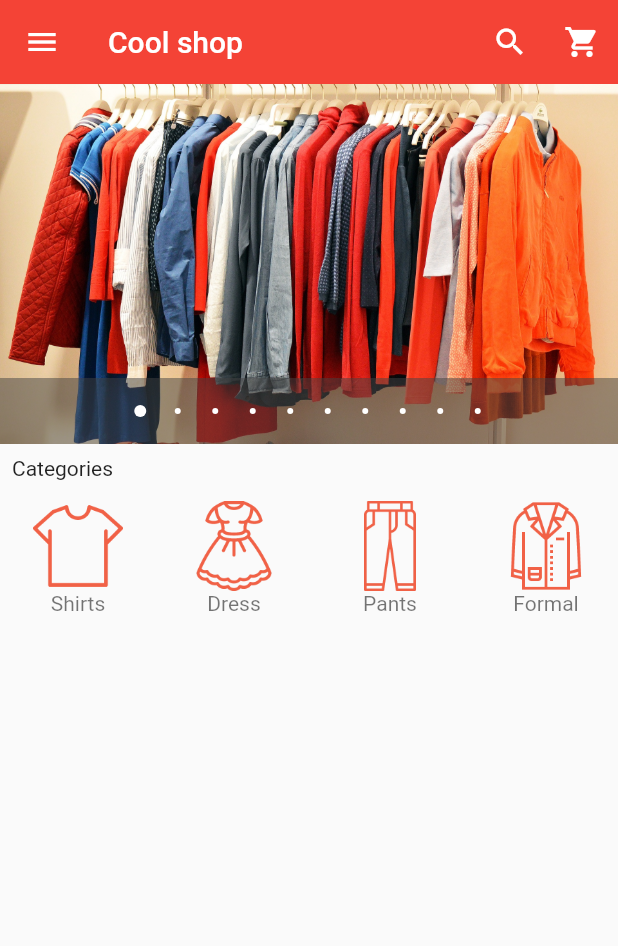
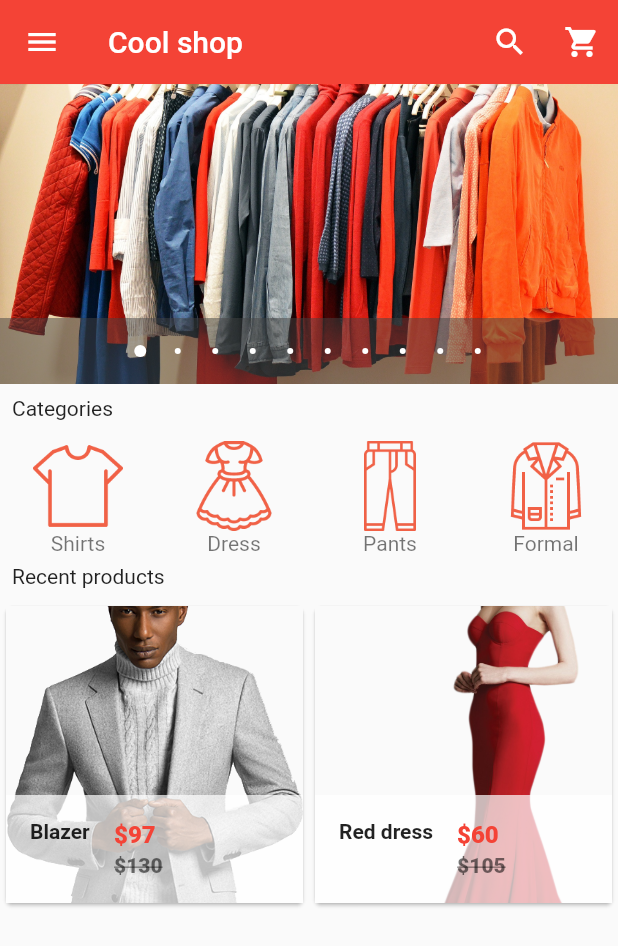
Before and after one commit to armdev19/E-commerce-app, a Flutter app: the screen it shows after launch, on a phone screen of 412 x 824 dp. Shown: the top 946 px of the screen. Run offline on Flutter 3.47's test engine with Material 2 defaults, Android fonts, the light colour scheme and no system bars; drawn by our look-alikes of carousel_pro.

Commit message:
Created Products

```diff
--- /dev/null
+++ b/lib/components/Products.dart
@@ -0,0 +1,93 @@
+import 'package:flutter/material.dart';
+import 'package:ecommerceapp/pages/ProductDetails.dart';
+
+class Products extends StatefulWidget {
+  @override
+  _ProductsState createState() => _ProductsState();
+}
+
+class _ProductsState extends State<Products> {
+  var mProductList = [
+    {
+      "name": "Blazer",
+      "image": "images/products/blazer_one.png",
+      "old_price": 130,
+      "price": 97,
+    },
+    {
+      "name": "Red dress",
+      "image": "images/products/dress_red.png",
+      "old_price": 105,
+      "price": 60,
+    },
+  ];
+
+  @override
+  Widget build(BuildContext context) {
+    return GridView.builder(
+        itemCount: mProductList.length,
+        gridDelegate:
+            new SliverGridDelegateWithFixedCrossAxisCount(crossAxisCount: 2),
+        itemBuilder: (BuildContext context, int index) {
+          return SingleProduct(
+            mProductName: mProductList[index]['name'],
+            mProductImage: mProductList[index]['image'],
+            mProductOldPrice: mProductList[index]['old_price'],
+            mProductPrice: mProductList[index]['price'],
+          );
+        });
+  }
+}
+
+class SingleProduct extends StatelessWidget {
+  final mProductName;
+  final mProductImage;
+  final mProductOldPrice;
+  final mProductPrice;
+
+  SingleProduct(
+      {this.mProductName,
+      this.mProductImage,
+      this.mProductOldPrice,
+      this.mProductPrice});
+
+  @override
+  Widget build(BuildContext context) {
+    return Card(
+      child: Hero(
+          tag: mProductName,
+          child: Material(
+            child: InkWell(
+              onTap: () => Navigator.of(context).push(new MaterialPageRoute(
+                  builder: (context) => new ProductDetails())),
+              child: GridTile(
+                  footer: Container(
+                    color: Colors.white70,
+                    child: ListTile(
+                      leading: Text(
+                        mProductName,
+                        style: TextStyle(fontWeight: FontWeight.bold),
+                      ),
+                      title: Text(
+                        "\$$mProductPrice",
+                        style: TextStyle(
+                            color: Colors.red, fontWeight: FontWeight.w800),
+                      ),
+                      subtitle: Text(
+                        "\$$mProductOldPrice",
+                        style: TextStyle(
+                            color: Colors.black54,
+                            fontWeight: FontWeight.w800,
+                            decoration: TextDecoration.lineThrough),
+                      ),
+                    ),
+                  ),
+                  child: Image.asset(
+                    mProductImage,
+                    fit: BoxFit.cover,
+                  )),
+            ),
+          )),
+    );
+  }
+}
--- a/lib/main.dart
+++ b/lib/main.dart
@@ -1,6 +1,7 @@
 import 'package:flutter/material.dart';
 import 'package:carousel_pro/carousel_pro.dart';
 import 'package:ecommerceapp/components/HorizontalListView.dart';
+import 'package:ecommerceapp/components/Products.dart';
 
 void main() {
   runApp(MaterialApp(
@@ -19,7 +20,7 @@ class _HomePageState extends State<HomePage> {
   Widget build(BuildContext context) {
 
   Widget mImageCarousel = new Container(
-    height: 240.0,
+    height: 200.0,
     child: new Carousel(
       boxFit: BoxFit.cover,
       images: [
@@ -156,6 +157,15 @@ class _HomePageState extends State<HomePage> {
           // Horizontal ListView
           HorizontalListView(),
 
+          new Padding(padding: const EdgeInsets.all(8.0),
+            child: new Text("Recent products"),),
+
+          // Grid View
+          Container(
+            height: 320.0,
+            child: Products(),
+          )
+
         ],
       ),
     );
--- /dev/null
+++ b/lib/pages/ProductDetails.dart
@@ -0,0 +1,13 @@
+import 'package:flutter/material.dart';
+
+class ProductDetails extends StatefulWidget {
+  @override
+  _ProductDetailsState createState() => _ProductDetailsState();
+}
+
+class _ProductDetailsState extends State<ProductDetails> {
+  @override
+  Widget build(BuildContext context) {
+    return Container();
+  }
+}
--- a/pubspec.yaml
+++ b/pubspec.yaml
@@ -39,5 +39,6 @@ flutter:
     - images/
     - images/carousel/
     - images/categories/
+    - images/products/
 
   uses-material-design: true
```
Also changed, not shown: images/products/blazer_one.png (added), images/products/dress_red.png (added).
